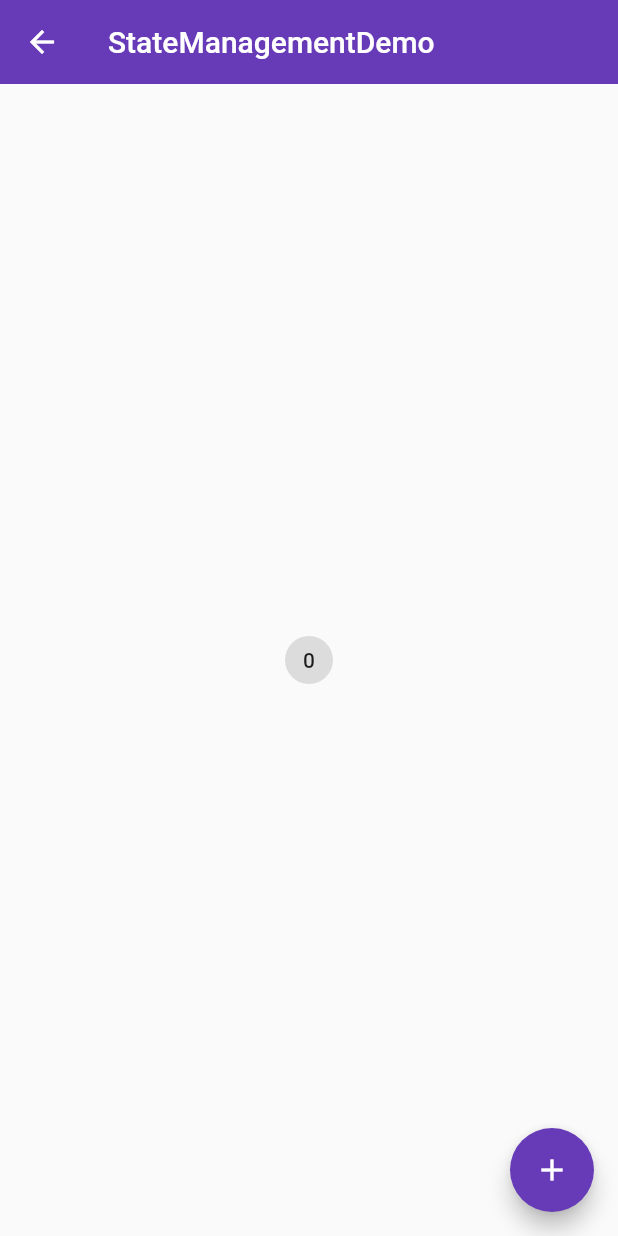
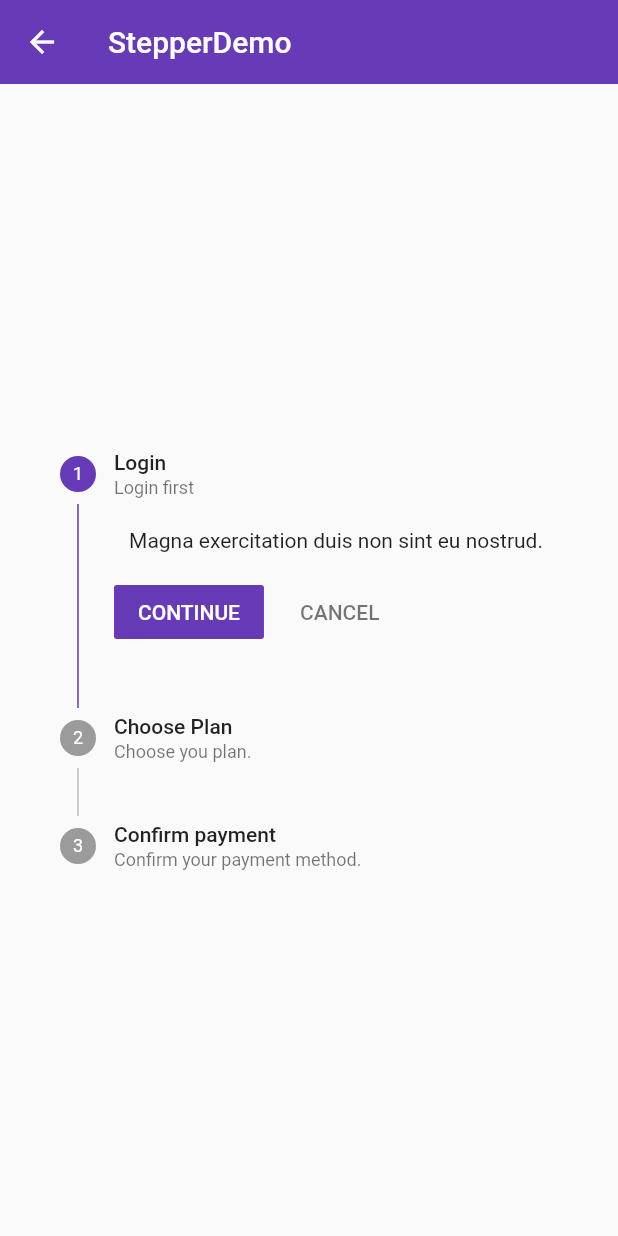
Before and after one commit to Tangxinzi/flutter_learing, a Flutter app: the screen it shows after launch, on a phone screen of 412 x 824 dp. Run offline on Flutter 3.47's test engine with Material 2 defaults, Android fonts, the phone set to English and light mode, and no system bars.

Commit message:
Material Chip & Card & Stepper

```diff
--- /dev/null
+++ b/lib/demo/stepper_demo.dart
@@ -0,0 +1,71 @@
+import 'package:flutter/material.dart';
+
+class StepperDemo extends StatefulWidget {
+  @override
+  _StepperDemoState createState() => _StepperDemoState();
+}
+
+class _StepperDemoState extends State<StepperDemo> {
+  int _currentStep = 0;
+
+  @override
+  Widget build(BuildContext context) {
+    return Scaffold(
+      appBar: AppBar(
+        title: Text('StepperDemo'),
+        elevation: 0.0,
+      ),
+      body: Container(
+        padding: EdgeInsets.all(16.0),
+        child: Column(
+          mainAxisAlignment: MainAxisAlignment.center,
+          children: <Widget>[
+            Theme(
+              data: Theme.of(context).copyWith(
+                primaryColor: Colors.black,
+              ),
+              child: Stepper(
+                currentStep: _currentStep,
+                onStepTapped: (int value) {
+                  setState(() {
+                    _currentStep = value;
+                  });
+                },
+                onStepContinue: () {
+                  setState(() {
+                    _currentStep < 2 ? _currentStep += 1 : _currentStep = 0;
+                  });
+                },
+                onStepCancel: () {
+                  setState(() {
+                    _currentStep > 0 ? _currentStep -= 1 : _currentStep = 0;
+                  });
+                },
+                steps: [
+                  Step(
+                    title: Text('Login'),
+                    subtitle: Text('Login first'),
+                    content: Text('Magna exercitation duis non sint eu nostrud.'),
+                    isActive: _currentStep == 0,
+                  ),
+                  Step(
+                    title: Text('Choose Plan'),
+                    subtitle: Text('Choose you plan.'),
+                    content: Text('Magna exercitation duis non sint eu nostrud.'),
+                    isActive: _currentStep == 1,
+                  ),
+                  Step(
+                    title: Text('Confirm payment'),
+                    subtitle: Text('Confirm your payment method.'),
+                    content: Text('Magna exercitation duis non sint eu nostrud.'),
+                    isActive: _currentStep == 2,
+                  ),
+                ],
+              ),
+            ),
+          ],
+        ),
+      )
+    );
+  }
+}
--- a/lib/main.dart
+++ b/lib/main.dart
@@ -8,6 +8,9 @@ import './demo/sliver_demo.dart';
 import './demo/form_demo.dart';
 import './demo/material_components.dart';
 import './demo/state/state_management_demo.dart';
+import './demo/chip_demo.dart';
+import './demo/card_demo.dart';
+import 'demo/stepper_demo.dart';
 
 void main() => runApp(App());
 
@@ -17,12 +20,15 @@ class App extends StatelessWidget {
       return MaterialApp(
         debugShowCheckedModeBanner: false,
         // home: FormDemo(),
-        initialRoute: '/state-management',
+        initialRoute: '/stepper',
         routes: {
           '/': (context) => Home(),
           '/form': (context) => FormDemo(),
           '/mdc': (context) => MaterialComponents(),
+          '/chip': (context) => ChipDemo(),
           '/state-management': (context) => StateManagementDemo(),
+          '/card': (context) => CardDemo(),
+          '/stepper': (context) => StepperDemo(),
         },
         theme: ThemeData(
           primarySwatch: Colors.deepPurple,
```
Also changed, not shown: lib/demo/card_demo.dart (added, +73 -0 lines), lib/demo/chip_demo.dart (added, +178 -0 lines).
